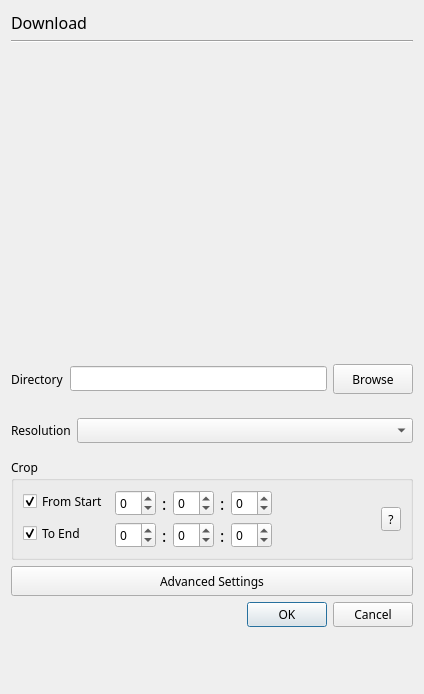
The window that resources/ui/downloadMenu.ui (devhotteok/TwitchLink) describes before a commit, drawn with Qt 5.
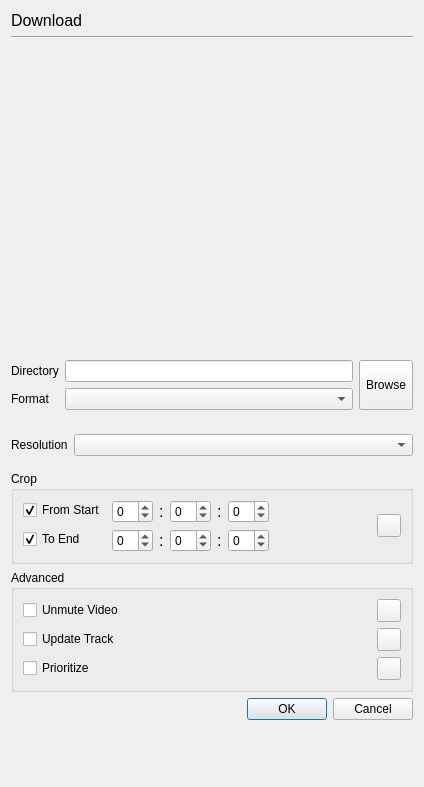
The same window after the commit. Icons and pictures are not drawn.

```diff
--- a/resources/ui/downloadMenu.ui
+++ b/resources/ui/downloadMenu.ui
@@ -7,7 +7,7 @@
     <x>0</x>
     <y>0</y>
     <width>420</width>
-    <height>656</height>
+    <height>743</height>
    </rect>
   </property>
   <property name="sizePolicy">
@@ -16,11 +16,6 @@
     <verstretch>0</verstretch>
    </sizepolicy>
   </property>
-  <property name="font">
-   <font>
-    <family>Arial Rounded MT Bold</family>
-   </font>
-  </property>
   <property name="windowTitle">
    <string>Download Menu</string>
   </property>
@@ -41,7 +36,6 @@
      </property>
      <property name="font">
       <font>
-       <family>Arial Rounded MT Bold</family>
        <pointsize>12</pointsize>
       </font>
      </property>
@@ -93,51 +87,55 @@
           <number>0</number>
          </property>
          <item>
-          <widget class="QLabel" name="directoryLabel">
-           <property name="sizePolicy">
-            <sizepolicy hsizetype="Fixed" vsizetype="Preferred">
-             <horstretch>0</horstretch>
-             <verstretch>0</verstretch>
-            </sizepolicy>
-           </property>
-           <property name="minimumSize">
-            <size>
-             <width>50</width>
-             <height>0</height>
-            </size>
-           </property>
-           <property name="text">
-            <string>Directory</string>
-           </property>
-          </widget>
-         </item>
-         <item>
-          <widget class="QLineEdit" name="currentDirectory">
-           <property name="sizePolicy">
-            <sizepolicy hsizetype="Preferred" vsizetype="Fixed">
-             <horstretch>0</horstretch>
-             <verstretch>0</verstretch>
-            </sizepolicy>
-           </property>
-           <property name="readOnly">
-            <bool>true</bool>
-           </property>
+          <widget class="QWidget" name="fileOptionsArea" native="true">
+           <layout class="QFormLayout" name="fileOptionsAreaLayout">
+            <property name="leftMargin">
+             <number>0</number>
+            </property>
+            <property name="topMargin">
+             <number>0</number>
+            </property>
+            <property name="rightMargin">
+             <number>0</number>
+            </property>
+            <property name="bottomMargin">
+             <number>0</number>
+            </property>
+            <item row="0" column="0">
+             <widget class="QLabel" name="directoryLabel">
+              <property name="text">
+               <string>Directory</string>
+              </property>
+             </widget>
+            </item>
+            <item row="0" column="1">
+             <widget class="QLineEdit" name="currentDirectory">
+              <property name="readOnly">
+               <bool>true</bool>
+              </property>
+             </widget>
+            </item>
+            <item row="1" column="0">
+             <widget class="QLabel" name="formatLabel">
+              <property name="text">
+               <string>Format</string>
+              </property>
+             </widget>
+            </item>
+            <item row="1" column="1">
+             <widget class="QComboBox" name="fileFormat"/>
+            </item>
+           </layout>
           </widget>
          </item>
          <item>
           <widget class="QToolButton" name="searchDirectory">
            <property name="sizePolicy">
-            <sizepolicy hsizetype="Fixed" vsizetype="Fixed">
+            <sizepolicy hsizetype="Fixed" vsizetype="Preferred">
              <horstretch>0</horstretch>
              <verstretch>0</verstretch>
             </sizepolicy>
            </property>
-           <property name="minimumSize">
-            <size>
-             <width>80</width>
-             <height>30</height>
-            </size>
-           </property>
            <property name="text">
             <string>Browse</string>
            </property>
@@ -176,11 +174,11 @@
          </item>
          <item>
           <widget class="QComboBox" name="resolution">
-           <property name="editable">
-            <bool>false</bool>
-           </property>
-           <property name="currentText">
-            <string/>
+           <property name="sizePolicy">
+            <sizepolicy hsizetype="Ignored" vsizetype="Fixed">
+             <horstretch>0</horstretch>
+             <verstretch>0</verstretch>
+            </sizepolicy>
            </property>
           </widget>
          </item>
@@ -252,7 +250,6 @@
                 <widget class="QLabel" name="startColon_1">
                  <property name="font">
                   <font>
-                   <family>Arial Rounded MT Bold</family>
                    <pointsize>12</pointsize>
                   </font>
                  </property>
@@ -284,7 +281,6 @@
                 <widget class="QLabel" name="startColon_2">
                  <property name="font">
                   <font>
-                   <family>Arial Rounded MT Bold</family>
                    <pointsize>12</pointsize>
                   </font>
                  </property>
@@ -375,7 +371,6 @@
                 <widget class="QLabel" name="endColon_1">
                  <property name="font">
                   <font>
-                   <family>Arial Rounded MT Bold</family>
                    <pointsize>12</pointsize>
                   </font>
                  </property>
@@ -407,7 +402,6 @@
                 <widget class="QLabel" name="endColon_2">
                  <property name="font">
                   <font>
-                   <family>Arial Rounded MT Bold</family>
                    <pointsize>12</pointsize>
                   </font>
                  </property>
@@ -462,8 +456,12 @@
          </item>
          <item>
           <widget class="QToolButton" name="cropInfo">
-           <property name="text">
-            <string>?</string>
+           <property name="toolTip">
+            <string>Help</string>
+           </property>
+           <property name="icon">
+            <iconset>
+             <normaloff>../icons/help.svg</normaloff>../icons/help.svg</iconset>
            </property>
           </widget>
          </item>
@@ -471,22 +469,126 @@
        </widget>
       </item>
       <item>
-       <widget class="QToolButton" name="settings">
+       <widget class="QGroupBox" name="advancedArea">
         <property name="sizePolicy">
-         <sizepolicy hsizetype="Minimum" vsizetype="Fixed">
+         <sizepolicy hsizetype="Preferred" vsizetype="Fixed">
           <horstretch>0</horstretch>
           <verstretch>0</verstretch>
          </sizepolicy>
         </property>
-        <property name="minimumSize">
-         <size>
-          <width>0</width>
-          <height>30</height>
-         </size>
+        <property name="title">
+         <string>Advanced</string>
         </property>
-        <property name="text">
-         <string>Advanced Settings</string>
-        </property>
+        <layout class="QVBoxLayout" name="advancedAreaLayout">
+         <item>
+          <widget class="QWidget" name="unmuteVideoArea" native="true">
+           <layout class="QHBoxLayout" name="unmuteVideoAreaLayout">
+            <property name="leftMargin">
+             <number>0</number>
+            </property>
+            <property name="topMargin">
+             <number>0</number>
+            </property>
+            <property name="rightMargin">
+             <number>0</number>
+            </property>
+            <property name="bottomMargin">
+             <number>0</number>
+            </property>
+            <item>
+             <widget class="QCheckBox" name="unmuteVideoCheckBox">
+              <property name="text">
+               <string>Unmute Video</string>
+              </property>
+             </widget>
+            </item>
+            <item>
+             <widget class="QToolButton" name="unmuteVideoInfo">
+              <property name="toolTip">
+               <string>Help</string>
+              </property>
+              <property name="icon">
+               <iconset>
+                <normaloff>../icons/help.svg</normaloff>../icons/help.svg</iconset>
+              </property>
+             </widget>
+            </item>
+           </layout>
+          </widget>
+         </item>
+         <item>
+          <widget class="QWidget" name="updateTrackArea" native="true">
+           <layout class="QHBoxLayout" name="updateTrackAreaLayout">
+            <property name="leftMargin">
+             <number>0</number>
+            </property>
+            <property name="topMargin">
+             <number>0</number>
+            </property>
+            <property name="rightMargin">
+             <number>0</number>
+            </property>
+            <property name="bottomMargin">
+             <number>0</number>
+            </property>
+            <item>
+             <widget class="QCheckBox" name="updateTrackCheckBox">
+              <property name="text">
+               <string>Update Track</string>
+              </property>
+             </widget>
+            </item>
+            <item>
+             <widget class="QToolButton" name="updateTrackInfo">
+              <property name="toolTip">
+               <string>Help</string>
+              </property>
+              <property name="icon">
+               <iconset>
+                <normaloff>../icons/help.svg</normaloff>../icons/help.svg</iconset>
+              </property>
+             </widget>
+            </item>
+           </layout>
+          </widget>
+         </item>
+         <item>
+          <widget class="QWidget" name="prioritizeArea" native="true">
+           <layout class="QHBoxLayout" name="prioritizeAreaLayout">
+            <property name="leftMargin">
+             <number>0</number>
+            </property>
+            <property name="topMargin">
+             <number>0</number>
+            </property>
+            <property name="rightMargin">
+             <number>0</number>
+            </property>
+            <property name="bottomMargin">
+             <number>0</number>
+            </property>
+            <item>
+             <widget class="QCheckBox" name="prioritizeCheckBox">
+              <property name="text">
+               <string>Prioritize</string>
+              </property>
+             </widget>
+            </item>
+            <item>
+             <widget class="QToolButton" name="prioritizeInfo">
+              <property name="toolTip">
+               <string>Help</string>
+              </property>
+              <property name="icon">
+               <iconset>
+                <normaloff>../icons/help.svg</normaloff>../icons/help.svg</iconset>
+              </property>
+             </widget>
+            </item>
+           </layout>
+          </widget>
+         </item>
+        </layout>
        </widget>
       </item>
      </layout>
```
Left out of the diff: 4 changed lines with no effect on the pictures.
